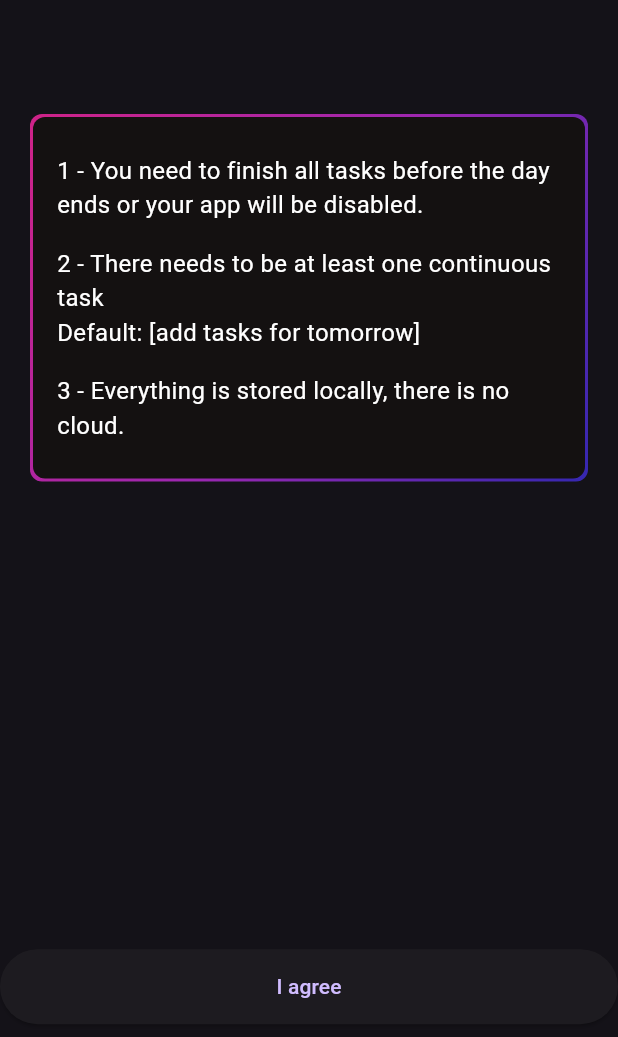
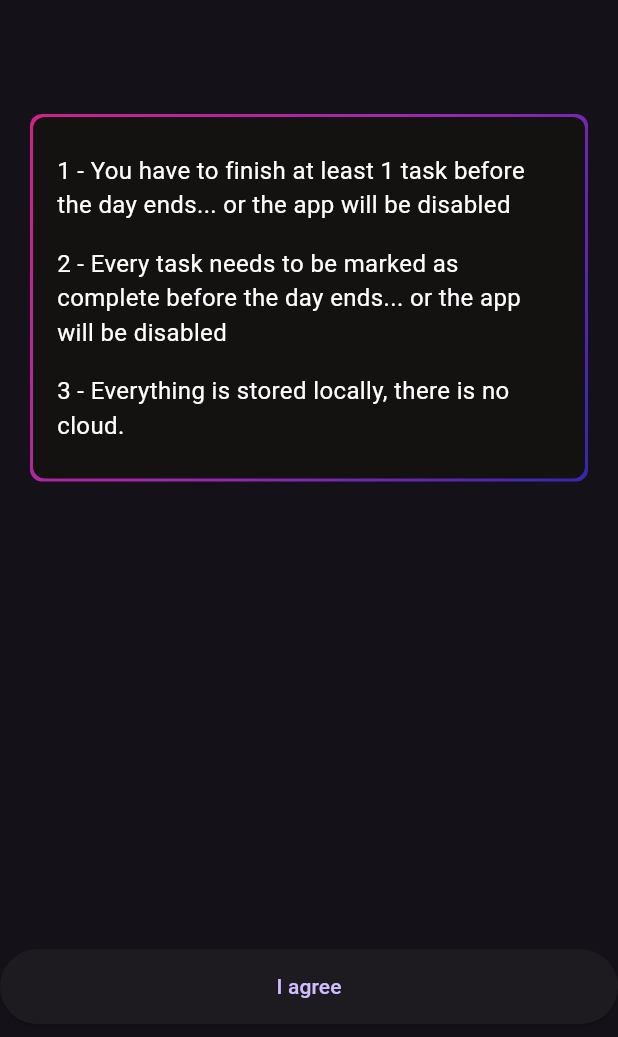
Before and after one commit to archsolar/tomorrow_todo, a Flutter app: the screen it shows after launch, on a phone screen of 412 x 824 dp. Shown: the top 1037 px of the screen. Run offline on Flutter 3.47's test engine with Material 3 defaults, Android fonts, the phone set to English and light mode, and no system bars; our stand-ins replace flutter_riverpod, hooks_riverpod, isar; accounts and stored records are empty; generated files the repository leaves out were written again.

Commit message:
Minor update

```diff
--- a/lib/setup_page.dart
+++ b/lib/setup_page.dart
@@ -71,9 +71,9 @@ class Page1 extends ConsumerWidget {
                     crossAxisAlignment: CrossAxisAlignment.start,
                     children: [
                       RuleText(
-                          "1 - You need to finish all tasks before the day ends or your app will be disabled."),
+                          "1 - You have to finish at least 1 task before the day ends... or the app will be disabled"),
                       RuleText(
-                          "2 - There needs to be at least one continuous task \nDefault: [add tasks for tomorrow]"),
+                          "2 - Every task needs to be marked as complete before the day ends... or the app will be disabled"),
                       RuleText(
                           "3 - Everything is stored locally, there is no cloud."),
                     ],
@@ -104,7 +104,8 @@ class Page2 extends ConsumerWidget {
             Text("It's currently:"),
             // TODO add this to preferences.
             ClockWidget(),
-            Text("I'm productive until (deadline):"),
+            Text("I'm productive until:"),
+            ClockWidget(),
           ],
         ));
   }
```
Also changed, not shown: lib/main.dart (+0 -36 lines).
